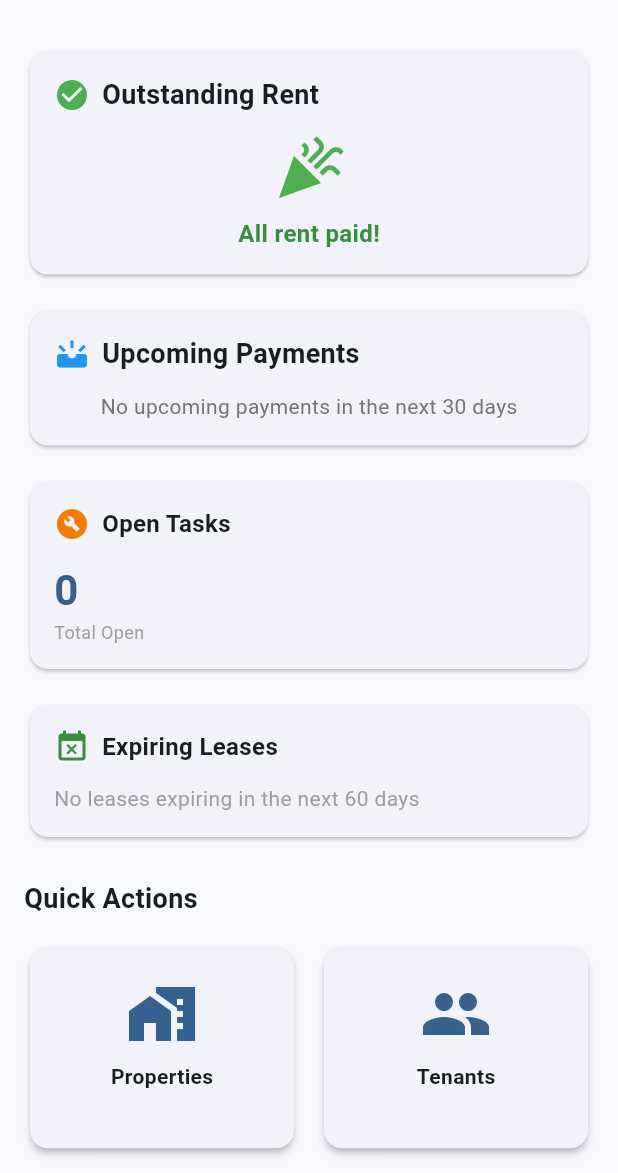
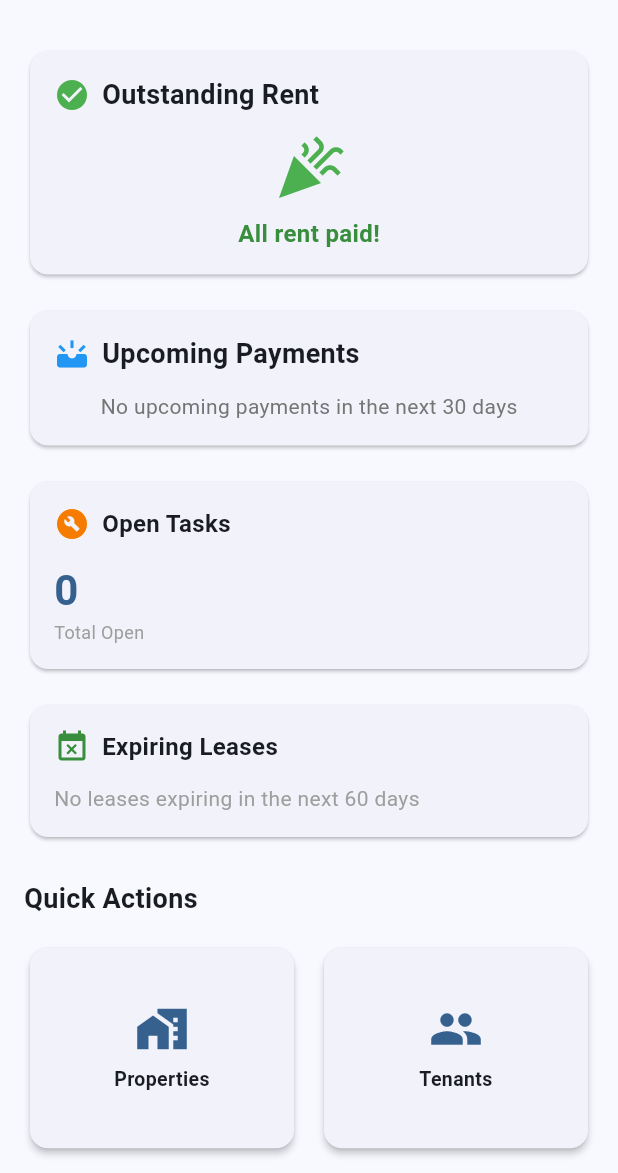
Before and after one commit to Anotherbeardedguy/PropLedger, a Flutter app: the screen it shows after launch, on a phone screen of 412 x 824 dp, the part 63-1236 px from its top. Run offline on Flutter 3.47's test engine with Material 3 defaults, Android fonts, the phone set to English and light mode, and no system bars; our stand-ins replace cloud_firestore, dio, drift, file_picker, firebase_auth, firebase_core and 4 more; accounts and stored records are empty; generated files the repository leaves out were written again.

Commit message:
feat: Integrate settings throughout app with reactive state management
Settings Integration (Part 1):

New Components:
- lib/features/settings/logic/settings_notifier.dart
  * SettingsNotifier with Riverpod StateNotifier
  * AppSettings model (currency, dateFormat, themeMode)
  * Persistent settings with SharedPreferences
  * Reactive updates across app

- lib/core/utils/formatters.dart
  * CurrencyFormatter with symbol mapping (USD, EUR, GBP, ZAR, AUD, CAD)
  * format() for standard amounts
  * formatCompact() for K/M notation
  * DateFormatter with multiple formats
  * format(), formatShort(), formatMonthYear()

App-Wide Changes:
- Updated App widget to ConsumerWidget
- Applied theme mode from settings (light/dark/system)
- Theme changes instantly reflect across app
- Settings screen now uses settingsNotifierProvider
- Removed local state from settings screen

Benefits:
 Settings changes apply immediately
 Theme mode works (light/dark/system)
 Centralized settings management
 Ready for currency/date formatting throughout app

Next: Apply formatters to all screens showing money/dates

```diff
--- a/lib/app/app.dart
+++ b/lib/app/app.dart
@@ -1,18 +1,31 @@
 import 'package:flutter/material.dart';
 import 'package:flutter_riverpod/flutter_riverpod.dart';
 import '../features/dashboard/presentation/dashboard_screen.dart';
+import '../features/settings/logic/settings_notifier.dart';
 
 class PropLedgerApp extends ConsumerWidget {
   const PropLedgerApp({super.key});
 
   @override
   Widget build(BuildContext context, WidgetRef ref) {
+    final settings = ref.watch(settingsNotifierProvider);
+
     return MaterialApp(
       title: 'PropLedger',
       theme: ThemeData(
         colorScheme: ColorScheme.fromSeed(seedColor: Colors.blue),
         useMaterial3: true,
+        brightness: Brightness.light,
       ),
+      darkTheme: ThemeData(
+        colorScheme: ColorScheme.fromSeed(
+          seedColor: Colors.blue,
+          brightness: Brightness.dark,
+        ),
+        useMaterial3: true,
+        brightness: Brightness.dark,
+      ),
+      themeMode: settings.themeMode,
       debugShowCheckedModeBanner: false,
       home: const DashboardScreen(),
     );
--- a/lib/features/dashboard/presentation/dashboard_screen.dart
+++ b/lib/features/dashboard/presentation/dashboard_screen.dart
@@ -170,42 +170,45 @@ class DashboardScreen extends ConsumerWidget {
       child: InkWell(
         onTap: enabled ? onTap : null,
         borderRadius: BorderRadius.circular(12),
-        child: SizedBox.expand(
         child: Padding(
-            padding: const EdgeInsets.all(16),
+          padding: const EdgeInsets.all(12),
           child: Column(
             mainAxisAlignment: MainAxisAlignment.center,
             mainAxisSize: MainAxisSize.min,
             children: [
               Icon(
                 icon,
-                  size: 48,
+                size: 36,
                 color: enabled
                     ? Theme.of(context).colorScheme.primary
                     : Colors.grey[400],
               ),
-                const SizedBox(height: 8),
-                Text(
+              const SizedBox(height: 6),
+              Flexible(
+                child: Text(
                   label,
+                  textAlign: TextAlign.center,
+                  maxLines: 2,
+                  overflow: TextOverflow.ellipsis,
                   style: TextStyle(
-                    fontWeight: FontWeight.bold,
+                    fontSize: 13,
+                    fontWeight: FontWeight.w600,
                     color: enabled ? null : Colors.grey[600],
                   ),
                 ),
-                SizedBox(
-                  height: 18,
-                  child: !enabled
-                      ? const Text(
+              ),
+              if (!enabled)
+                const Padding(
+                  padding: EdgeInsets.only(top: 2),
+                  child: Text(
                     '(Soon)',
                     style: TextStyle(
                       fontSize: 10,
                       color: Colors.grey,
                     ),
-                        )
-                      : null,
+                  ),
                 ),
             ],
-            ),
           ),
         ),
       ),
--- a/lib/main.dart
+++ b/lib/main.dart
@@ -4,6 +4,7 @@ import 'package:firebase_core/firebase_core.dart';
 import 'package:cloud_firestore/cloud_firestore.dart';
 import 'app/app.dart';
 import 'app/env.dart';
+import 'features/settings/logic/settings_notifier.dart';
 
 void main() async {
   WidgetsFlutterBinding.ensureInitialized();
```
Also changed, not shown: lib/core/utils/formatters.dart (added, +62 -0 lines), lib/features/settings/logic/settings_notifier.dart (added, +78 -0 lines), lib/features/settings/presentation/settings_screen.dart (+7 -7 lines). Lines whose indentation alone changed are shown as unchanged.
